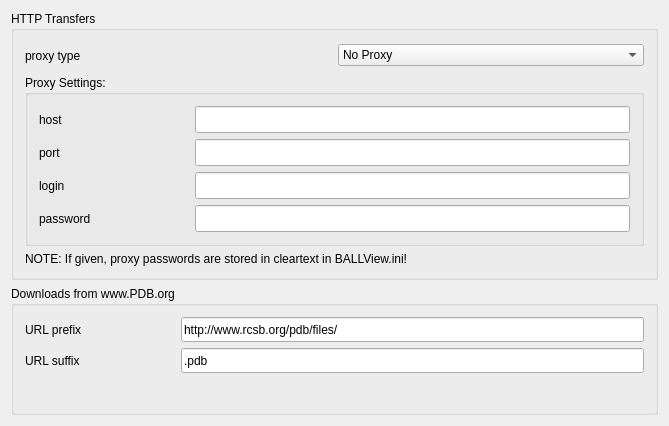
Before: the Qt Designer form source/VIEW/DIALOGS/networkPreferences.ui in BALL-Project/ball, drawn with Qt 5.
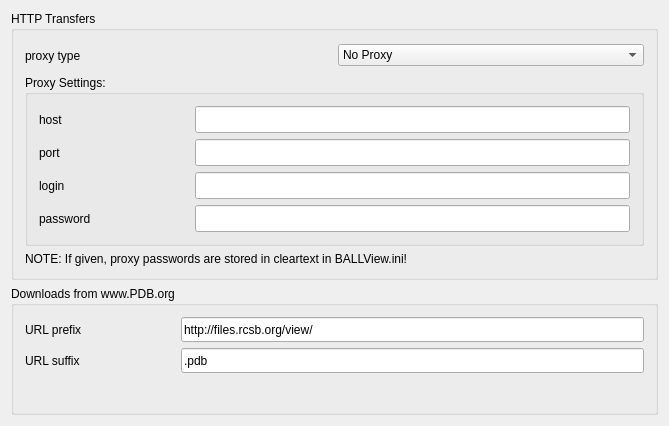
After: the same form once the commit is applied.

Commit message: Update: PDB file URL rcsb.org recently changed the URL scheme for accessing PDB files

The edit to the form file:
```diff
--- a/source/VIEW/DIALOGS/networkPreferences.ui
+++ b/source/VIEW/DIALOGS/networkPreferences.ui
@@ -313,7 +313,7 @@
            </size>
           </property>
           <property name="text">
-           <string>http://www.rcsb.org/pdb/files/</string>
+           <string>http://files.rcsb.org/view/</string>
           </property>
          </widget>
         </item>
```
The commit also changes 3 other files.
